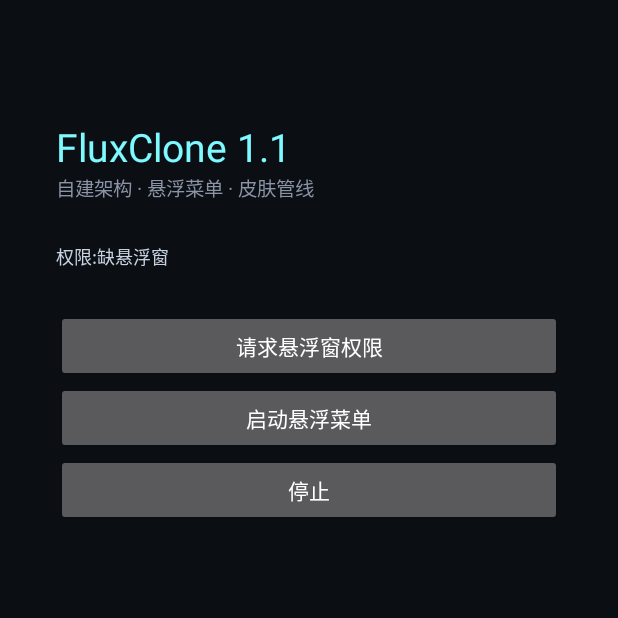
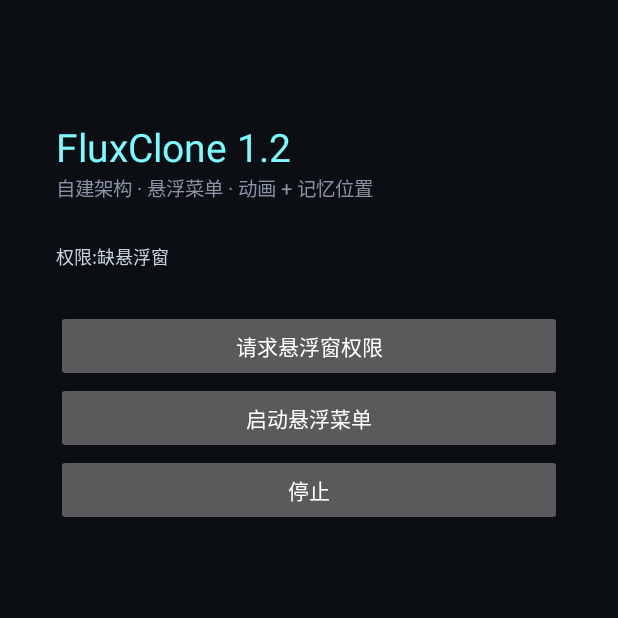
Before and after one commit to 407NotFound/dsh-flux-clone, an Android app: the screen it shows after launch (MainActivity), on a phone screen of 412 x 824 dp, the top half of it. Run offline under Robolectric (Android 15) with nearby library versions, the phone set to English and light mode, and no system bars.

Commit message:
chore(1.2): title + subtitle

```diff
--- a/app/src/main/java/local/flux/MainActivity.java
+++ b/app/src/main/java/local/flux/MainActivity.java
@@ -28,13 +28,13 @@ public class MainActivity extends Activity {
         root.setBackgroundColor(Color.parseColor("#0B0F14"));
 
         TextView title = new TextView(this);
-        title.setText("FluxClone 1.1");
+        title.setText("FluxClone 1.2");
         title.setTextColor(Color.parseColor("#7DF9FF"));
         title.setTextSize(26);
         root.addView(title);
 
         TextView sub = new TextView(this);
-        sub.setText("自建架构 · 悬浮菜单 · 皮肤管线");
+        sub.setText("自建架构 · 悬浮菜单 · 动画 + 记忆位置");
         sub.setTextColor(Color.parseColor("#8A94A6"));
         sub.setTextSize(13);
         root.addView(sub);
```
